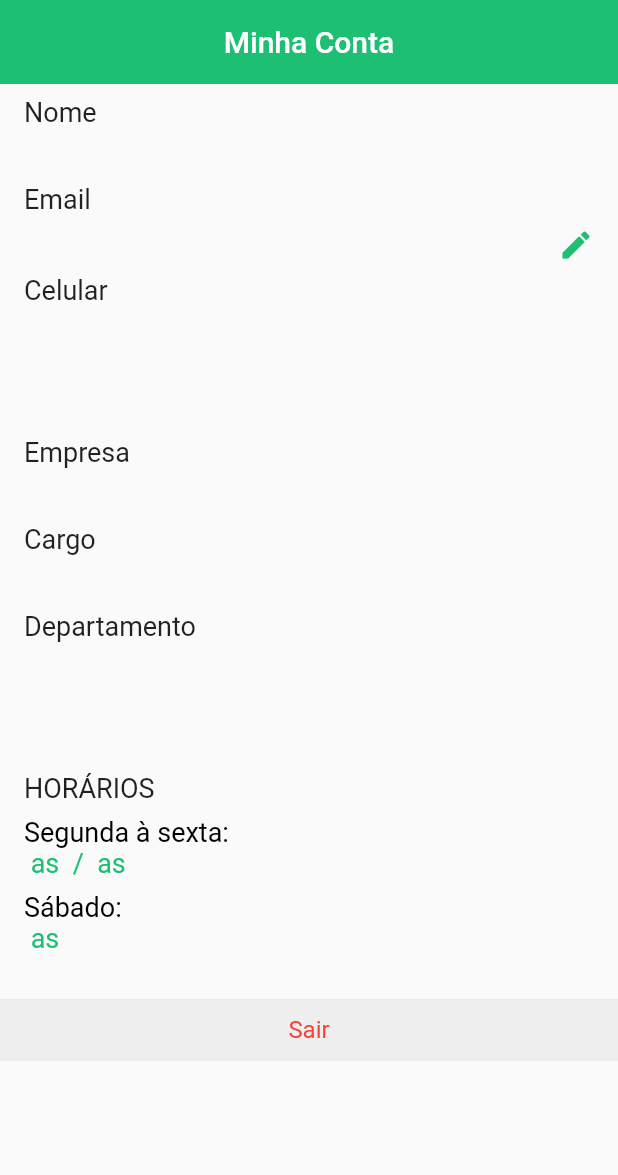
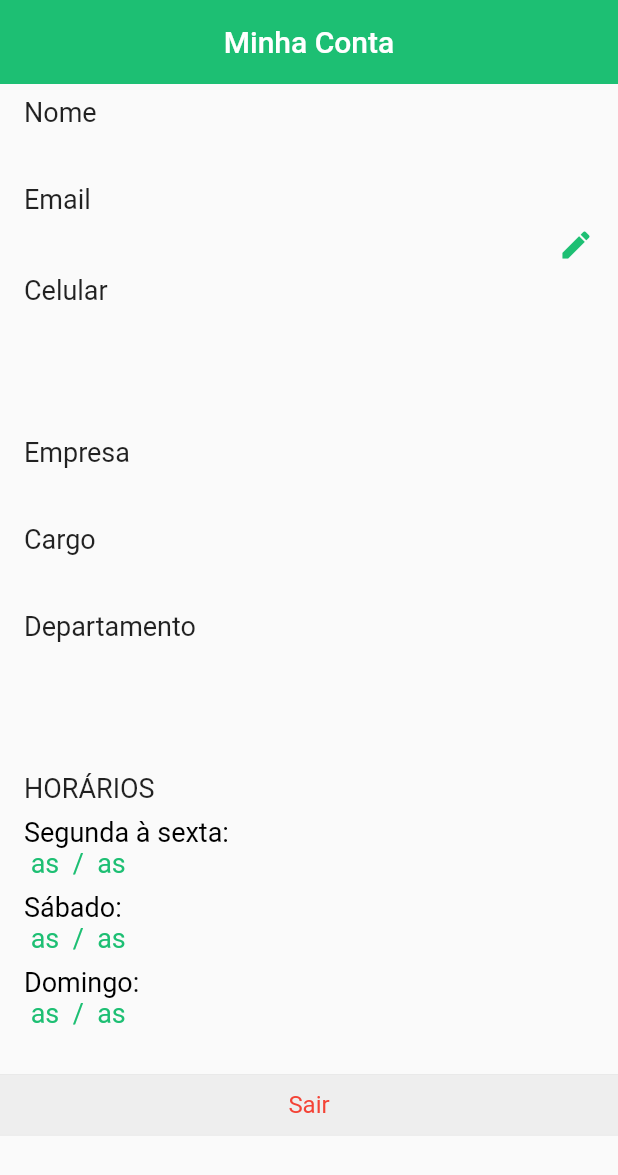
Before and after one commit to upPlay-company/via-ponto, a Flutter app: the PerfilScreen screen opened directly, on a phone screen of 412 x 824 dp. Shown: the top 1175 px of the screen. Run offline on Flutter 3.47's test engine with Material 2 defaults, Android fonts, the phone set to English and light mode, and no system bars; our stand-ins replace bubble_tab_indicator, date_picker_timeline, flutter_mobx, geolocator, get_it, mobx and 3 more; missing offline and left inert: bmnav, location_permissions, slide_digital_clock; accounts and stored records are empty; generated files the repository leaves out were written again; statements that could not run were skipped.

```diff
--- a/lib/screens/perfil/perfil_screen.dart
+++ b/lib/screens/perfil/perfil_screen.dart
@@ -120,7 +120,37 @@ class PerfilScreen extends StatelessWidget {
                   crossAxisAlignment: CrossAxisAlignment.start,
                   children: [
                     Text('Sábado:', style: TextStyle(fontSize: 18, color: Colors.black),),
-                    Text('${userManagerStore.user.sabadoEntrada1} as ${userManagerStore.user.sabadoSaida1}', style: TextStyle(fontSize: 18, color: primary),),
+                      Row(
+                        children: [
+                          if(userManagerStore.user.sabadoEntrada1 != 'nao definido')
+                            Text('${userManagerStore.user.sabadoEntrada1} as ${userManagerStore.user.sabadoSaida1}', style: TextStyle(fontSize: 18, color: primary),),
+                          if(userManagerStore.user.sabadoEntrada2 != 'nao definido')
+                            Text(' / ${userManagerStore.user.sabadoEntrada2} as ${userManagerStore.user.sabadoSaida2}', style: TextStyle(fontSize: 18, color: primary),),
+                        ],
+                      ),
+                    if(userManagerStore.user.sabadoEntrada1 == 'nao definido' && userManagerStore.user.sabadoEntrada2 == 'nao definido')
+                      Text('Dia não facultativo', style: TextStyle(fontSize: 18, color: primary),),
+
+                  ],
+                )),
+          ),
+          Padding(
+            padding: const EdgeInsets.only(top: 8, left: 16),
+            child: Container(
+                child: Column(
+                  crossAxisAlignment: CrossAxisAlignment.start,
+                  children: [
+                    Text('Domingo:', style: TextStyle(fontSize: 18, color: Colors.black),),
+                    Row(
+                      children: [
+                        if(userManagerStore.user.domingoEntrada1 != 'nao definido')
+                          Text('${userManagerStore.user.sabadoEntrada1} as ${userManagerStore.user.sabadoSaida1}', style: TextStyle(fontSize: 18, color: primary),),
+                        if(userManagerStore.user.domingoEntrada2 != 'nao definido')
+                          Text(' / ${userManagerStore.user.sabadoEntrada2} as ${userManagerStore.user.sabadoSaida2}', style: TextStyle(fontSize: 18, color: primary),),
+                      ],
+                    ),
+                    if(userManagerStore.user.domingoEntrada1 == 'nao definido' && userManagerStore.user.domingoEntrada2 == 'nao definido')
+                      Text('Dia não facultativo', style: TextStyle(fontSize: 18, color: primary),),
                   ],
                 )),
           ),
```
Also changed, not shown: lib/repository/bater_ponto_repository.dart (+25 -21 lines).
